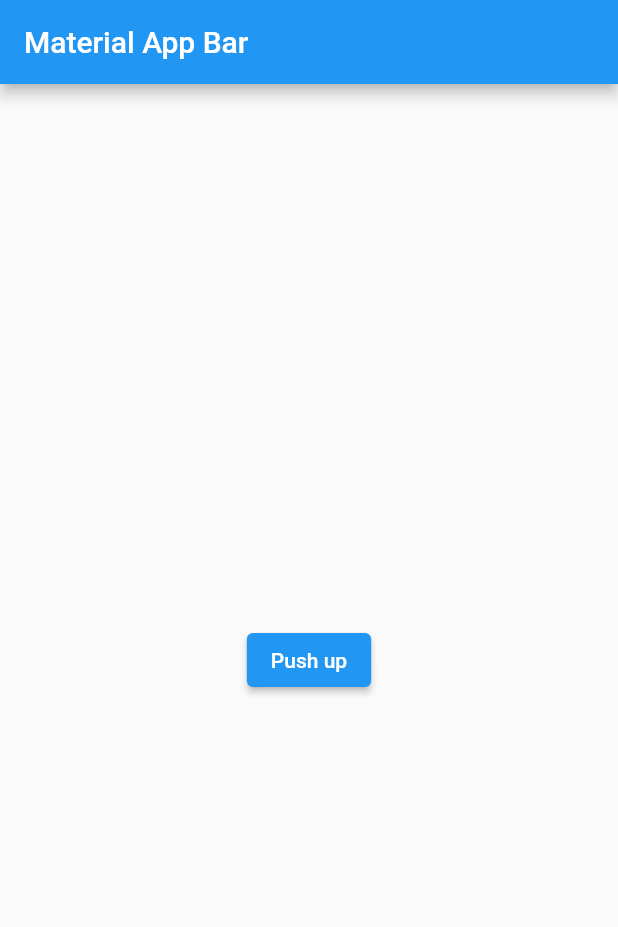
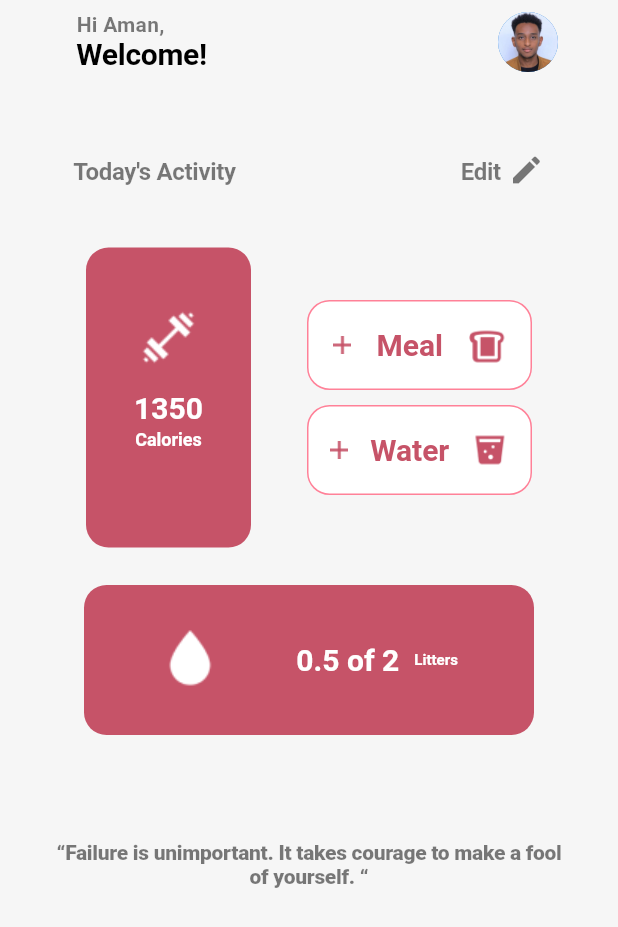
Before and after one commit to tewodros18/fitpal, a Flutter app: the screen it shows after launch, on a phone screen of 412 x 824 dp. Shown: the top 927 px of the screen. Run offline on Flutter 3.47's test engine with Material 2 defaults, Android fonts, the phone set to English and light mode, and no system bars; our stand-ins replace camera, flutter_svg, image_picker; missing offline and left inert: google_mlkit_commons, google_mlkit_pose_detection, text_to_speech; project files that could hold a hidden picture were left out.

Commit message:
feat: Implemented daily goal UI

```diff
--- /dev/null
+++ b/lib/exercise/presentation/screens/daily_goal.dart
@@ -0,0 +1,90 @@
+import 'package:flutter/material.dart';
+import 'package:pose_detection/exercise/presentation/widget/add_item.dart';
+import 'package:pose_detection/exercise/presentation/widget/calorie.dart';
+import 'package:pose_detection/exercise/presentation/widget/quote.dart';
+import 'package:pose_detection/exercise/presentation/widget/water.dart';
+
+import '../widget/header.dart';
+
+class DailyGoal extends StatelessWidget {
+  const DailyGoal({super.key});
+
+  @override
+  Widget build(BuildContext context) {
+    return Scaffold(
+      backgroundColor: const Color(0xffF6F6F6),
+      appBar: AppBar(
+        title: const Padding(
+          padding: const EdgeInsets.only(left: 35.0),
+          child: Column(
+            crossAxisAlignment: CrossAxisAlignment.start,
+            children: [
+              Text(
+                'Hi Aman,',
+                textAlign: TextAlign.left,
+                style: TextStyle(
+                    color: Color.fromRGBO(0, 0, 0, 0.52),
+                    fontWeight: FontWeight.bold,
+                    fontSize: 14,
+                    letterSpacing: 0.2),
+              ),
+              Text(
+                'Welcome!',
+                style: TextStyle(
+                    color: Colors.black,
+                    fontWeight: FontWeight.bold,
+                    letterSpacing: -0.2),
+              ),
+            ],
+          ),
+        ),
+        actions: [
+          CircleAvatar(
+              child: Container(
+            decoration: const BoxDecoration(
+              shape: BoxShape.circle,
+              image: DecorationImage(
+                image: AssetImage('assets/icons/github.jpg'),
+                fit: BoxFit.fitWidth,
+              ),
+            ),
+            // child: Image.asset('assets/icons/github.jpg')),
+          )),
+          SizedBox(width: 40)
+        ],
+        elevation: 0,
+        backgroundColor: const Color(0xffF6F6F6),
+      ),
+      body: const Padding(
+        padding: EdgeInsets.symmetric(horizontal: 20, vertical: 20),
+        child: Column(
+          children: [
+            SizedBox(height: 25),
+            Header(),
+            SizedBox(height: 40),
+            Row(
+              mainAxisAlignment: MainAxisAlignment.spaceEvenly,
+              children: [
+                Calorie(),
+                Column(
+                  children: [
+                    AddItem(text: 'Meal', image: 'assets/icons/Simple.png'),
+                    SizedBox(height: 10),
+                    AddItem(
+                      text: 'Water',
+                      image: 'assets/icons/Glass.png',
+                    ),
+                  ],
+                ),
+              ],
+            ),
+            SizedBox(height: 25),
+            WaterTarget(),
+            SizedBox(height: 60),
+            RandomQoute()
+          ],
+        ),
+      ),
+    );
+  }
+}
--- /dev/null
+++ b/lib/exercise/presentation/widget/add_item.dart
@@ -0,0 +1,41 @@
+import 'package:flutter/material.dart';
+
+class AddItem extends StatelessWidget {
+  final String text;
+  final String image;
+  const AddItem({super.key, required this.text, required this.image});
+
+  @override
+  Widget build(BuildContext context) {
+    return Container(
+      height: 60,
+      width: 150,
+      decoration: BoxDecoration(
+        borderRadius: BorderRadius.circular(15),
+        color: Colors.white,
+        border: Border.all(
+          color: const Color.fromARGB(255, 255, 129, 152),
+        ),
+      ),
+      child: Row(
+        mainAxisAlignment: MainAxisAlignment.spaceEvenly,
+        children: [
+          Image.asset(
+            "assets/icons/Vector.png",
+          ),
+          Text(text,
+              style: const  TextStyle(
+                  color: Color(0xffC65368),
+                  fontSize: 20,
+                  fontWeight: FontWeight.w700)),
+          SizedBox(
+            height: 25,
+            child: Image.asset(
+            image,
+            ),
+          ),
+        ],
+      ),
+    );
+  }
+}
--- /dev/null
+++ b/lib/exercise/presentation/widget/calorie.dart
@@ -0,0 +1,45 @@
+import 'package:flutter/material.dart';
+import 'package:flutter_svg/svg.dart';
+
+class Calorie extends StatelessWidget {
+  const Calorie({super.key});
+
+  @override
+  Widget build(BuildContext context) {
+    return Container(
+      height: 200,
+      width: 110,
+      decoration: BoxDecoration(
+        borderRadius: BorderRadius.circular(15),
+        color: Color(0xffC65368),
+      ),
+      child: Column(
+        children: [
+          // SvgPicture.asset("assets/icons/Barbell.svg", height: 50, width: 50),
+          SizedBox(height: 40),
+          Center(
+            child: Image.asset("assets/icons/Barbell.png"),
+          ),
+          SizedBox(height: 15),
+          const Text(
+            "1350",
+            style: TextStyle(
+              fontWeight: FontWeight.w700,
+              fontSize: 20,
+              color: Colors.white,
+            ),
+          ),
+          SizedBox(height: 3),
+          const Text(
+            "Calories",
+            style: TextStyle(
+              fontWeight: FontWeight.w600,
+              fontSize: 12,
+              color: Colors.white,
+            ),
+          ),
+        ],
+      ),
+    );
+  }
+}
--- /dev/null
+++ b/lib/exercise/presentation/widget/header.dart
@@ -0,0 +1,50 @@
+import 'package:flutter/material.dart';
+
+class Header extends StatelessWidget {
+  const Header({super.key});
+
+  @override
+  Widget build(BuildContext context) {
+    return Padding(
+      padding: const EdgeInsets.symmetric(horizontal: 29.0, vertical: 0.0),
+      child: Row(
+        mainAxisAlignment: MainAxisAlignment.spaceBetween,
+        children: [
+          const Text(
+            "Today's Activity",
+            style: TextStyle(
+              fontWeight: FontWeight.bold,
+              fontSize: 16,
+              height: 1.5,
+              letterSpacing: -0.2,
+              color: Color.fromRGBO(0, 0, 0, 0.52),
+            ),
+          ),
+          // const Spacer(),
+          InkWell(
+            onTap: () {},
+            child: const Row(
+              children: [
+                Text(
+                  "Edit",
+                  style: TextStyle(
+                    fontSize: 16,
+                    fontWeight: FontWeight.bold,
+                    height: 1.5,
+                    letterSpacing: -0.2,
+                    color: Color.fromRGBO(0, 0, 0, 0.52),
+                  ),
+                ),
+                Padding(padding: EdgeInsets.only(left: 5)),
+                const Icon(
+                  Icons.edit,
+                  color: Color.fromRGBO(0, 0, 0, 0.52),
+                ),
+              ],
+            ),
+          ),
+        ],
+      ),
+    );
+  }
+}
--- /dev/null
+++ b/lib/exercise/presentation/widget/quote.dart
@@ -0,0 +1,22 @@
+import 'package:flutter/material.dart';
+
+class RandomQoute extends StatelessWidget {
+  const RandomQoute({super.key});
+
+  @override
+  Widget build(BuildContext context) {
+    return const Padding(
+      padding: EdgeInsets.symmetric(horizontal: 13.0, vertical: 10.0),
+      child: Text(
+        '“Failure is unimportant. It takes courage to make a fool of yourself. “',
+        textAlign: TextAlign.center,
+        style: TextStyle(
+          fontSize: 14.0,
+          letterSpacing: -0.2,
+          fontWeight: FontWeight.w900,
+          color: Color.fromRGBO(0, 0, 0, 0.52),
+        ),
+      ),
+    );
+  }
+}
--- /dev/null
+++ b/lib/exercise/presentation/widget/water.dart
@@ -0,0 +1,39 @@
+import 'package:flutter/material.dart';
+
+class WaterTarget extends StatelessWidget {
+  const WaterTarget({super.key});
+
+  @override
+  Widget build(BuildContext context) {
+    return Container(
+      height: 100,
+      width: 300,
+      decoration: BoxDecoration(
+          borderRadius: BorderRadius.circular(15), color: Color(0xffC65368)),
+      child: Row(mainAxisAlignment: MainAxisAlignment.spaceEvenly, children: [
+        Image.asset('assets/icons/Water.png'),
+        const Row(
+          children: [
+            Text(
+              "0.5 of 2",
+              style: TextStyle(
+                fontWeight: FontWeight.bold,
+                fontSize: 20,
+                color: Colors.white,
+              ),
+            ),
+            SizedBox(width: 10),
+            Text(
+              "Litters",
+              style: TextStyle(
+                fontWeight: FontWeight.bold,
+                fontSize: 10,
+                color: Colors.white,
+              ),
+            ),
+          ],
+        ),
+      ]),
+    );
+  }
+}
--- a/lib/main.dart
+++ b/lib/main.dart
@@ -1,5 +1,6 @@
 import 'package:camera/camera.dart';
 import 'package:flutter/material.dart';
+import 'package:pose_detection/exercise/presentation/screens/daily_goal.dart';
 import 'package:pose_detection/pose_detector_view.dart';
 
 List<CameraDescription> cameras = [];
@@ -17,15 +18,10 @@ class MyApp extends StatelessWidget {
 
   @override
   Widget build(BuildContext context) {
-    return MaterialApp(
-      title: 'Material App',
-      home: Scaffold(
-        appBar: AppBar(
-          title: const Text('Material App Bar'),
-        ),
-        body: button(),
-      ),
-    );
+    return const MaterialApp(
+        title: 'Material App',
+        debugShowCheckedModeBanner: false,
+        home: DailyGoal());
   }
 }
 
```
Also changed, not shown: pubspec.yaml (+10 -16 lines), assets/icons/Barbell.png (added), assets/icons/Barbell.svg (added), assets/icons/Glass.png (added), assets/icons/Simple.png (added), assets/icons/Vector.png (added), assets/icons/Water.png (added), assets/icons/github.jpg (added), pubspec.lock, 1 other file.
